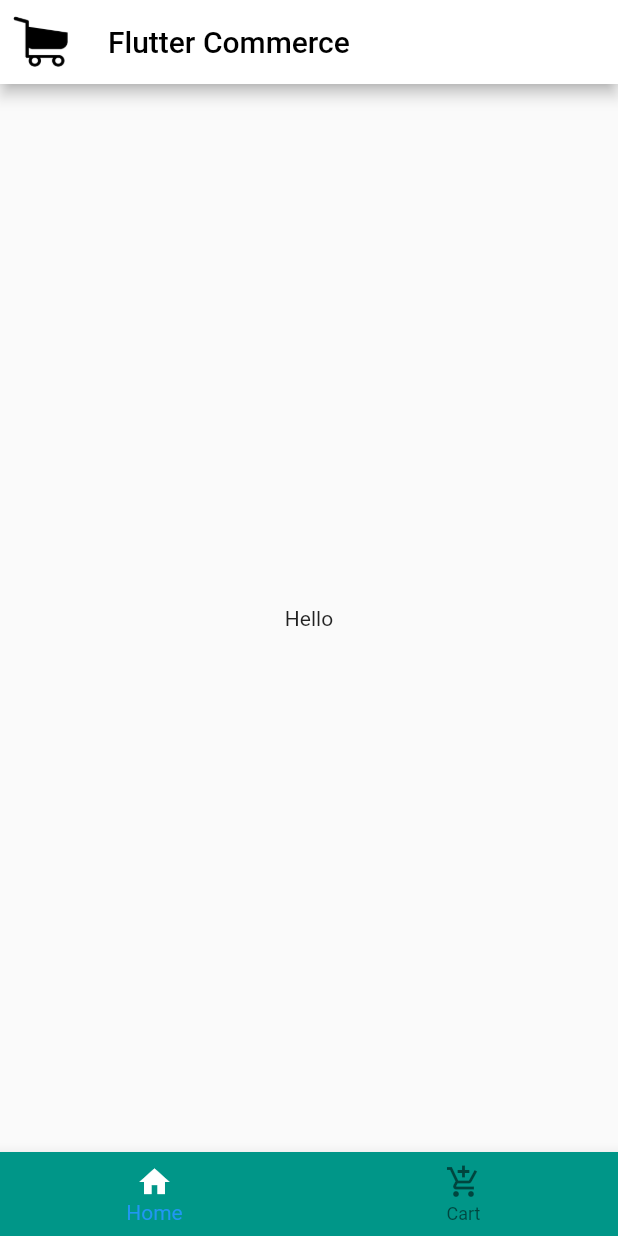
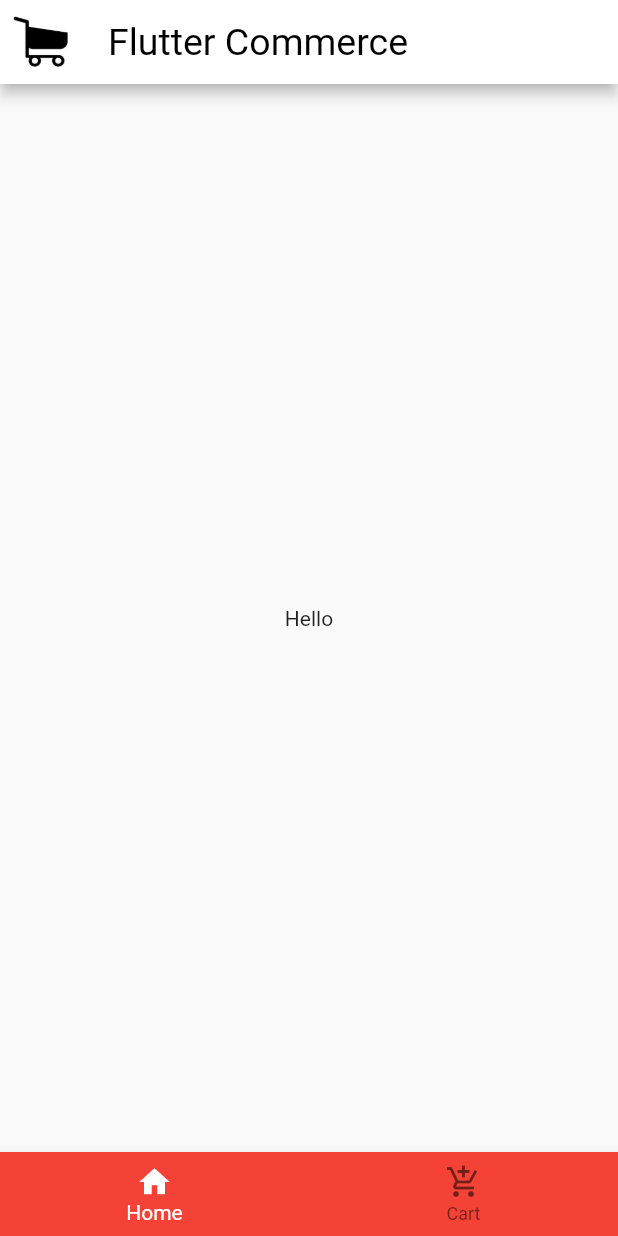
Before and after one commit to joesanthosh24/flutter-commerce, a Flutter app: the screen it shows after launch, on a phone screen of 412 x 824 dp. Run offline on Flutter 3.47's test engine with Material 2 defaults, Android fonts, the phone set to English and light mode, and no system bars.

Commit message:
Added a Theme to the app

```diff
--- a/lib/main.dart
+++ b/lib/main.dart
@@ -10,20 +10,33 @@ class MyApp extends StatelessWidget {
   Widget build(BuildContext context) {
     return MaterialApp(
       title: 'Flutter Demo',
+      theme: ThemeData(
+        primaryColor: Colors.red,
+        accentColor: Colors.teal,
+        appBarTheme: AppBarTheme(
+          backgroundColor: Colors.white,
+          textTheme: TextTheme(
+            title: TextStyle(
+              color: Colors.black,
+              fontSize: 25.0,
+            ),
+          ),
+        ),
+        bottomNavigationBarTheme: BottomNavigationBarThemeData(
+          backgroundColor: Colors.red,
+          selectedItemColor: Colors.white,
+        ),
+      ),
       home: Scaffold(
           appBar: AppBar(
             title: Text(
               "Flutter Commerce",
-              style: TextStyle(
-                color: Colors.black,
-              ),
             ),
             leading: Image(
               image: AssetImage(
                 "images/logo.jpg",
               ),
             ),
-            backgroundColor: Colors.white,
           ),
           body: Center(
             child: Text("Hello"),
@@ -72,7 +85,6 @@ class _CustomBottomNavigationState extends State<CustomBottomNavigation> {
           Colors.black54,
         ),
       ],
-      backgroundColor: Colors.teal,
     );
   }
 }
```
